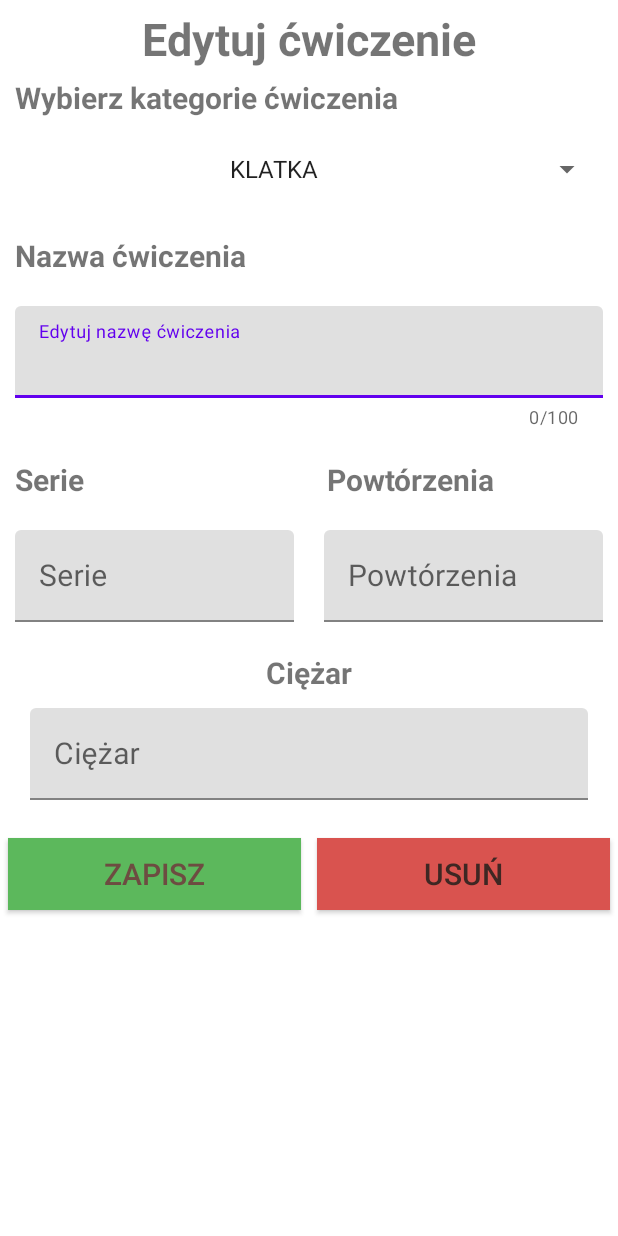
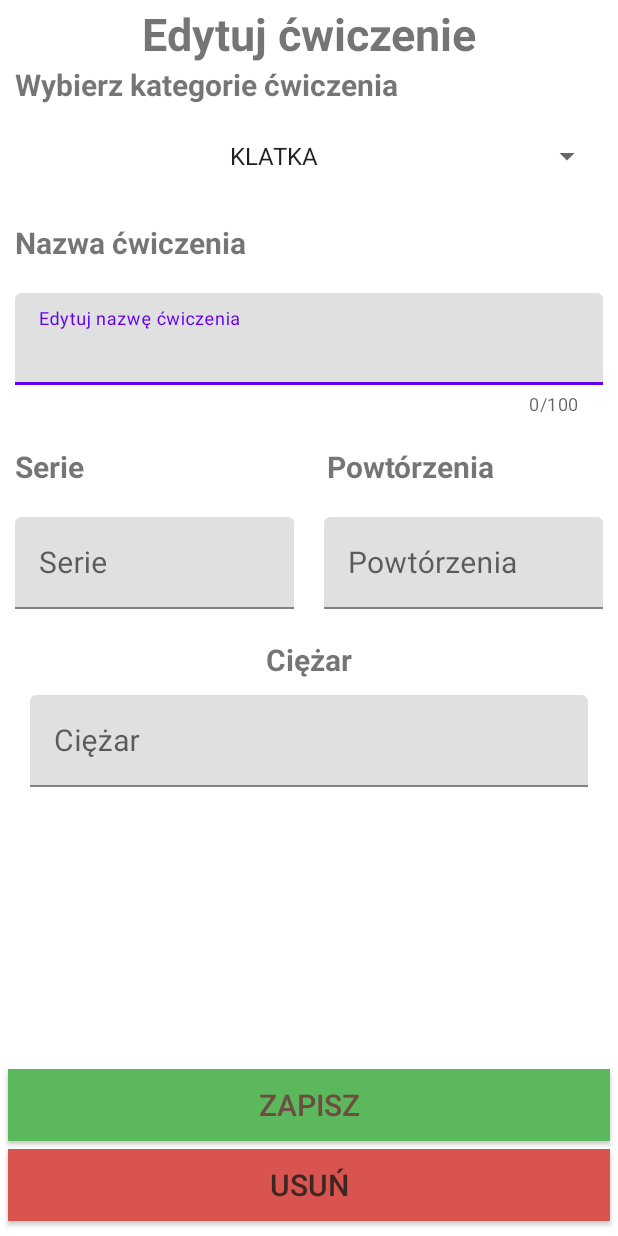
Before and after one commit to MattiusW/PracaInz, an Android app: the layout fragment_edit_exercise.xml on its own in the app's theme, with its tools: preview values and no code run, on a phone screen of 412 x 824 dp. Run offline under Robolectric (Android 15) with nearby library versions, the phone set to English and light mode, and no system bars.

Commit message:
Edycja fragmentu edycji cwiczenia

```diff
--- a/GymPlanApp/app/src/main/res/layout/fragment_edit_exercise.xml
+++ b/GymPlanApp/app/src/main/res/layout/fragment_edit_exercise.xml
@@ -1,5 +1,5 @@
 <?xml version="1.0" encoding="utf-8"?>
-<LinearLayout xmlns:android="http://schemas.android.com/apk/res/android"
+<androidx.constraintlayout.widget.ConstraintLayout xmlns:android="http://schemas.android.com/apk/res/android"
     xmlns:tools="http://schemas.android.com/tools"
     android:layout_width="match_parent"
     android:layout_height="match_parent"
@@ -8,17 +8,25 @@
     android:orientation="vertical">
 
     <TextView
+        android:id="@+id/textView6"
         android:layout_width="match_parent"
         android:layout_height="wrap_content"
-        android:layout_margin="5dp"
+        android:layout_margin="2dp"
+        android:gravity="center"
+        android:text="@string/edit_exercise"
         android:textSize="30sp"
         android:textStyle="bold"
-        android:gravity="center"
-        android:text="@string/edit_exercise" />
+        app:layout_constraintEnd_toEndOf="parent"
+        app:layout_constraintStart_toStartOf="parent"
+        app:layout_constraintTop_toTopOf="parent" />
 
     <ScrollView
+        android:id="@+id/scrollView5"
         android:layout_width="match_parent"
-        android:layout_height="match_parent">
+        android:layout_height="0dp"
+        app:layout_constraintBottom_toTopOf="@+id/saveExerciseBtn"
+        app:layout_constraintEnd_toEndOf="parent"
+        app:layout_constraintTop_toBottomOf="@+id/textView6">
 
         <LinearLayout
             android:layout_width="match_parent"
@@ -37,9 +45,9 @@
                 android:id="@+id/categoryExerciseSpinner"
                 android:layout_width="match_parent"
                 android:layout_height="48dp"
-                android:textAlignment="center"
                 android:layout_margin="10dp"
-                android:entries="@array/category_exercise" />
+                android:entries="@array/category_exercise"
+                android:textAlignment="center" />
 
             <TextView
                 android:layout_width="match_parent"
@@ -54,8 +62,8 @@
                 android:layout_width="match_parent"
                 android:layout_height="wrap_content"
                 android:layout_margin="10dp"
+                android:hint="Edytuj nazwę ćwiczenia"
                 app:counterEnabled="true"
-                android:hint="Edytuj nazwę ćwiczenia"
                 app:counterMaxLength="100">
 
                 <com.google.android.material.textfield.TextInputEditText
@@ -73,21 +81,21 @@
                 <TextView
                     android:layout_width="wrap_content"
                     android:layout_height="wrap_content"
+                    android:layout_margin="10dp"
+                    android:layout_weight="1"
                     android:text="@string/add_series_label"
-                    android:layout_margin="10dp"
                     android:textSize="20sp"
-                    android:textStyle="bold"
-                    android:layout_weight="1"/>
+                    android:textStyle="bold" />
 
                 <TextView
                     android:layout_width="wrap_content"
                     android:layout_height="wrap_content"
+                    android:layout_marginLeft="70dp"
+                    android:layout_marginTop="10dp"
+                    android:layout_weight="1"
                     android:text="@string/add_repeat_label"
-                    android:layout_marginTop="10dp"
-                    android:layout_marginLeft="70dp"
                     android:textSize="20sp"
-                    android:textStyle="bold"
-                    android:layout_weight="1"/>
+                    android:textStyle="bold" />
 
             </LinearLayout>
 
@@ -106,8 +114,8 @@
                         android:layout_width="wrap_content"
                         android:layout_height="wrap_content"
                         android:layout_margin="10dp"
-                        android:hint="@string/add_series_label"
-                        android:layout_weight="1">
+                        android:layout_weight="1"
+                        android:hint="@string/add_series_label">
 
                         <com.google.android.material.textfield.TextInputEditText
                             android:id="@+id/enter_series"
@@ -121,9 +129,9 @@
                         style="@style/ThemeOverlay.Material3.AutoCompleteTextView.OutlinedBox"
                         android:layout_width="wrap_content"
                         android:layout_height="wrap_content"
-                        android:hint="@string/add_repeat_label"
                         android:layout_margin="10dp"
-                        android:layout_weight="1">
+                        android:layout_weight="1"
+                        android:hint="@string/add_repeat_label">
 
                         <com.google.android.material.textfield.TextInputEditText
                             android:id="@+id/enter_amount_series"
@@ -133,64 +141,69 @@
                             android:textSize="20sp" />
                     </com.google.android.material.textfield.TextInputLayout>
                 </LinearLayout>
+
                 <TextView
                     android:layout_width="wrap_content"
                     android:layout_height="wrap_content"
+                    android:layout_gravity="center"
+                    android:layout_margin="10dp"
                     android:text="@string/add_weight"
-                    android:layout_margin="10dp"
                     android:textSize="20sp"
-                    android:textStyle="bold"
-                    android:layout_gravity="center"/>
+                    android:textStyle="bold" />
 
                 <com.google.android.material.textfield.TextInputLayout
                     style="@style/ThemeOverlay.Material3.AutoCompleteTextView.OutlinedBox"
                     android:layout_width="match_parent"
                     android:layout_height="wrap_content"
                     android:layout_gravity="center"
-                    android:hint="@string/add_weight"
                     android:layout_marginLeft="20dp"
-                    android:layout_marginRight="20dp">
+                    android:layout_marginRight="20dp"
+                    android:hint="@string/add_weight">
 
                     <com.google.android.material.textfield.TextInputEditText
                         android:id="@+id/enter_weight"
                         android:layout_width="match_parent"
                         android:layout_height="wrap_content"
+                        android:layout_marginBottom="10dp"
                         android:layout_weight="1"
                         android:inputType="numberDecimal"
-                        android:textSize="20sp"/>
+                        android:textSize="20sp" />
                 </com.google.android.material.textfield.TextInputLayout>
             </LinearLayout>
-
-            <LinearLayout
-                android:layout_width="match_parent"
-                android:layout_height="match_parent"
-                android:layout_marginTop="20dp"
-                android:orientation="horizontal">
+        </LinearLayout>
+    </ScrollView>
 
     <androidx.appcompat.widget.AppCompatButton
         android:id="@+id/saveExerciseBtn"
-                    android:layout_width="wrap_content"
+        android:layout_width="match_parent"
         android:layout_height="wrap_content"
-                    android:layout_margin="5dp"
+        android:layout_marginLeft="5dp"
+        android:layout_marginRight="5dp"
+        android:layout_marginBottom="5dp"
         android:layout_weight="1"
         android:background="@color/success"
         android:gravity="center"
         android:text="@string/button_save"
         android:textColor="#6D4C41"
-                    android:textSize="20sp" />
+        android:textSize="20sp"
+        app:layout_constraintBottom_toTopOf="@+id/deleteExerciseBtn"
+        app:layout_constraintEnd_toEndOf="parent"
+        app:layout_constraintStart_toStartOf="parent" />
 
     <androidx.appcompat.widget.AppCompatButton
         android:id="@+id/deleteExerciseBtn"
-                    android:layout_width="wrap_content"
+        android:layout_width="match_parent"
         android:layout_height="wrap_content"
-                    android:layout_margin="5dp"
-                    android:layout_weight="1"
+        android:layout_marginLeft="5dp"
+        android:layout_marginRight="5dp"
+        android:layout_marginBottom="10dp"
         android:background="@color/danger"
         android:gravity="center"
         android:text="@string/button_delete_ex"
         android:textColor="#3E2723"
-                    android:textSize="20sp" />
-            </LinearLayout>
-        </LinearLayout>
-    </ScrollView>
-</LinearLayout>
+        android:textSize="20sp"
+        app:layout_constraintBottom_toBottomOf="parent"
+        app:layout_constraintEnd_toEndOf="parent"
+        app:layout_constraintStart_toStartOf="parent" />
+
+</androidx.constraintlayout.widget.ConstraintLayout>
```
Lines whose indentation alone changed are shown as unchanged.
